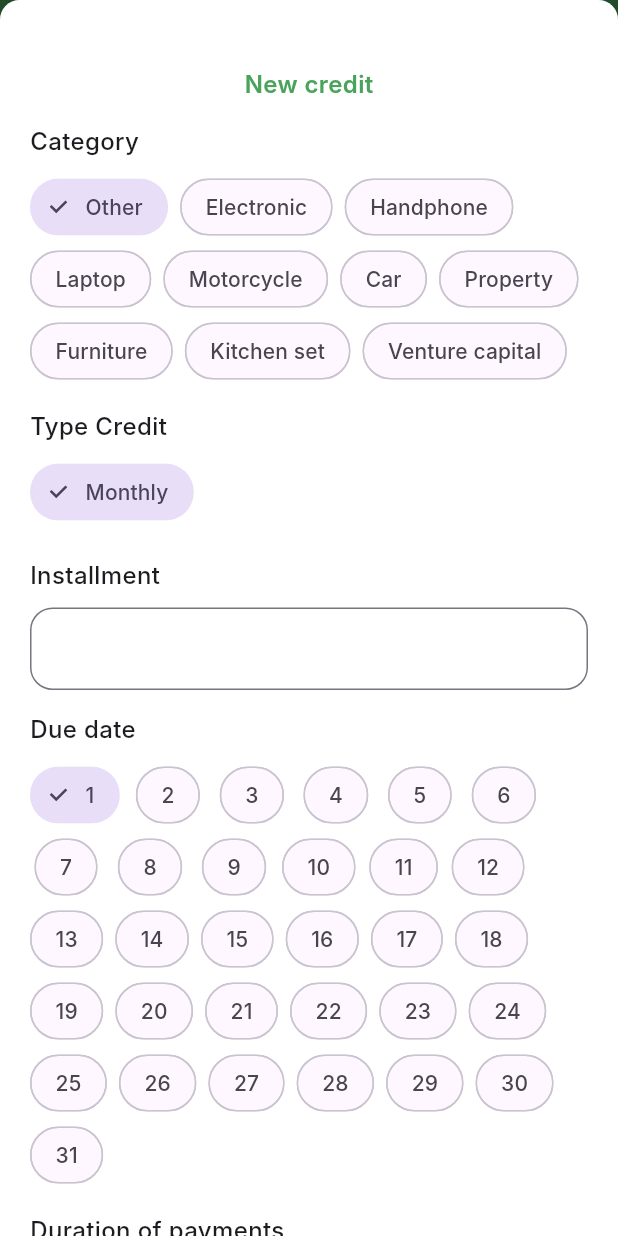
After one commit to msarifin29/budget-in, a Flutter app: the CreditPage screen opened by its route, after a tap on the "add circle outline" icon, on a phone screen of 412 x 824 dp. The commit adds this screen. Run offline on Flutter 3.47's test engine with Material 3 defaults, Android fonts, the light colour scheme and no system bars; our stand-ins replace bloc, carousel_slider, dartz, equatable, firebase_core, flutter_bloc and 3 more; accounts and stored records are empty; generated files the repository leaves out were written again; Roboto replaces fonts that are missing (Inter); project files that could hold a hidden picture were left out.

Commit message:
feat : add credit page

```diff
--- a/lib/core/config/route.dart
+++ b/lib/core/config/route.dart
@@ -1,4 +1,5 @@
 import 'package:budget_in/features/authentication/authentication.dart';
+import 'package:budget_in/features/credit/credits.dart';
 import 'package:budget_in/features/expenses/presentation/ui/expenses_ui.dart';
 import 'package:budget_in/features/expenses/presentation/ui/pages/expense_page.dart';
 import 'package:budget_in/features/incomes/incomes.dart';
@@ -18,6 +19,8 @@ class RouteName {
   static const expensePage = 'expense-page';
   // Incomes
   static const incomePage = 'income-page';
+  // Credits
+  static const creditPage = 'credit-page';
 }
 
 class AppRoute {
@@ -76,6 +79,12 @@ class AppRoute {
             return const IncomePage();
           },
         );
+      case CreditPage.routeName:
+        return MaterialPageRoute(
+          builder: (context) {
+            return const CreditPage();
+          },
+        );
 
       default:
         return MaterialPageRoute(
--- /dev/null
+++ b/lib/features/credit/credits.dart
@@ -0,0 +1 @@
+export 'presentation/ui/pages/credit_page.dart';
--- /dev/null
+++ b/lib/features/credit/presentation/ui/pages/credit_page.dart
@@ -0,0 +1,246 @@
+import 'package:budget_in/core/core.dart';
+import 'package:budget_in/features/credit/presentation/ui/widgets/card_credit_widget.dart';
+import 'package:budget_in/l10n/l10n.dart';
+import 'package:flutter/material.dart';
+
+class CreditPage extends StatelessWidget {
+  static const routeName = RouteName.creditPage;
+  const CreditPage({super.key});
+  @override
+  Widget build(BuildContext context) {
+    return Scaffold(
+      appBar: PreferredSize(
+        preferredSize: const Size(double.infinity, kToolbarHeight),
+        child: NewAppBarWidget(title: context.l10n.credit),
+      ),
+      body: Column(
+        children: [
+          CardCreditWidget(
+            total: 1000000,
+            category: context.l10n.electronic,
+            type: 'Active',
+            startDate: TimeUtil().today(monthYear, DateTime.now()),
+            endDate: TimeUtil().today(monthYear, DateTime.now()),
+            color: Colors.red,
+          ),
+        ],
+      ),
+      floatingActionButton: FloatingActionButton(
+        onPressed: () {
+          showModalBottomSheet(
+              context: context,
+              isScrollControlled: true,
+              backgroundColor: Colors.white,
+              shape: const RoundedRectangleBorder(
+                borderRadius: BorderRadius.only(
+                  topLeft: Radius.circular(13),
+                  topRight: Radius.circular(13),
+                ),
+              ),
+              builder: (context) {
+                return const NewCreditWidget();
+              });
+        },
+        tooltip: context.l10n.new_expense,
+        backgroundColor: Colors.white,
+        child: const Icon(
+          Icons.add_circle_outline,
+          color: ColorApp.green,
+          size: 40,
+        ),
+      ),
+    );
+  }
+}
+
+class NewCreditWidget extends StatefulWidget {
+  const NewCreditWidget({super.key});
+
+  @override
+  State<NewCreditWidget> createState() => _NewCreditWidgetState();
+}
+
+class _NewCreditWidgetState extends State<NewCreditWidget> {
+  final globalKey = GlobalKey<FormState>();
+  final idSelected = ValueNotifier(1);
+  final idType = ValueNotifier(1);
+  final due = ValueNotifier(1);
+  final dp = ValueNotifier(3);
+
+  final totalC = TextEditingController();
+  final durations = [3, 6, 9, 12, 18, 24, 30, 36, 48, 50, 62, 120, 240];
+  List<DateTime> months = getAllDays(DateTime.now().year, DateTime.now().month);
+
+  static List<DateTime> getAllDays(int year, int month) {
+    List<DateTime> days = [];
+    int lastDay = DateTime(year, month + 1, 0).day; // Get last day of the month
+    for (int day = 1; day <= lastDay; day++) {
+      days.add(DateTime(year, month, day));
+    }
+    return days;
+  }
+
+  @override
+  Widget build(BuildContext context) {
+    final categoryCredits = [
+      ItemChoice(1, context.l10n.other),
+      ItemChoice(2, context.l10n.electronic),
+      ItemChoice(3, 'Handphone'),
+      ItemChoice(4, 'Laptop'),
+      ItemChoice(5, context.l10n.motorcycle),
+      ItemChoice(6, context.l10n.car),
+      ItemChoice(7, context.l10n.property),
+      ItemChoice(8, context.l10n.furniture),
+      ItemChoice(9, context.l10n.kitchen_set),
+      ItemChoice(10, context.l10n.venture_capital),
+    ];
+    return SingleChildScrollView(
+      child: Container(
+        padding:
+            EdgeInsets.only(bottom: MediaQuery.of(context).viewInsets.bottom),
+        child: Padding(
+          padding: const EdgeInsets.fromLTRB(20.0, 20.0, 20.0, 0.0),
+          child: Form(
+            key: globalKey,
+            child: Column(
+              crossAxisAlignment: CrossAxisAlignment.start,
+              children: [
+                const SizedBox(height: 25),
+                Container(
+                  width: double.infinity,
+                  alignment: Alignment.center,
+                  child: Text(
+                    context.l10n.new_credit,
+                    style: context.textTheme.bodyMedium!.copyWith(
+                      fontWeight: FontWeight.w600,
+                      color: ColorApp.green,
+                    ),
+                  ),
+                ),
+                const SizedBox(height: 15),
+                Text(
+                  context.l10n.category,
+                  style: context.textTheme.bodyMedium!.copyWith(
+                    fontWeight: FontWeight.w500,
+                  ),
+                ),
+                const SizedBox(height: 8),
+                ValueListenableBuilder(
+                  valueListenable: idSelected,
+                  builder: (context, v, _) {
+                    return Wrap(
+                      spacing: 8,
+                      children: categoryCredits
+                          .map(
+                            (e) => ChoiceChip(
+                              label: Text(e.label),
+                              selected: idSelected.value == e.id,
+                              onSelected: (_) => idSelected.value = e.id,
+                              shape: RoundedRectangleBorder(
+                                borderRadius: BorderRadius.circular(25),
+                              ),
+                            ),
+                          )
+                          .toList(),
+                    );
+                  },
+                ),
+                const SizedBox(height: 15),
+                Text(
+                  context.l10n.type_x(context.l10n.credit),
+                  style: context.textTheme.bodyMedium!.copyWith(
+                    fontWeight: FontWeight.w500,
+                  ),
+                ),
+                const SizedBox(height: 8),
+                ValueListenableBuilder(
+                    valueListenable: idType,
+                    builder: (context, v, _) {
+                      return Row(
+                        children: [ItemChoice(1, context.l10n.monthly)]
+                            .map((e) => Padding(
+                                  padding: const EdgeInsets.only(right: 8),
+                                  child: ChoiceChip(
+                                    label: Text(e.label),
+                                    selected: idType.value == e.id,
+                                    onSelected: (_) => idType.value = e.id,
+                                    shape: RoundedRectangleBorder(
+                                      borderRadius: BorderRadius.circular(25),
+                                    ),
+                                  ),
+                                ))
+                            .toList(),
+                      );
+                    }),
+                const SizedBox(height: 20),
+                FormWidget(
+                  title: context.l10n.installment,
+                  hint: '',
+                  controller: totalC,
+                ),
+                const SizedBox(height: 15),
+                Text(
+                  context.l10n.due_date,
+                  style: context.textTheme.bodyMedium!.copyWith(
+                    fontWeight: FontWeight.w500,
+                  ),
+                ),
+                const SizedBox(height: 8),
+                ValueListenableBuilder(
+                    valueListenable: due,
+                    builder: (context, v, _) {
+                      return Wrap(
+                        spacing: 8,
+                        children: months
+                            .map((e) => ChoiceChip(
+                                  label: Text(e.day.toString()),
+                                  selected: due.value == e.day,
+                                  onSelected: (_) => due.value = e.day,
+                                  shape: RoundedRectangleBorder(
+                                    borderRadius: BorderRadius.circular(25),
+                                  ),
+                                ))
+                            .toList(),
+                      );
+                    }),
+                const SizedBox(height: 15),
+                Text(
+                  context.l10n.duration_payments,
+                  style: context.textTheme.bodyMedium!.copyWith(
+                    fontWeight: FontWeight.w500,
+                  ),
+                ),
+                const SizedBox(height: 8),
+                ValueListenableBuilder(
+                    valueListenable: dp,
+                    builder: (context, v, _) {
+                      return Wrap(
+                        spacing: 8,
+                        children: durations
+                            .map((e) => ChoiceChip(
+                                  label: Text(e.toString()),
+                                  selected: dp.value == e,
+                                  onSelected: (_) => dp.value = e,
+                                  shape: RoundedRectangleBorder(
+                                    borderRadius: BorderRadius.circular(25),
+                                  ),
+                                ))
+                            .toList(),
+                      );
+                    }),
+                const SizedBox(height: 30),
+                PrimaryButton(
+                  text: context.l10n.submit,
+                  onPressed: () {
+                    Navigator.pop(context);
+                  },
+                ),
+                const SizedBox(height: 20),
+              ],
+            ),
+          ),
+        ),
+      ),
+    );
+  }
+}
--- /dev/null
+++ b/lib/features/credit/presentation/ui/widgets/card_credit_widget.dart
@@ -0,0 +1,123 @@
+import 'package:budget_in/core/core.dart';
+import 'package:flutter/material.dart';
+
+class CardCreditWidget extends StatelessWidget {
+  const CardCreditWidget({
+    super.key,
+    required this.total,
+    required this.category,
+    required this.type,
+    required this.startDate,
+    required this.endDate,
+    required this.color,
+    this.onTap,
+    this.plusMin = '',
+    this.colorPlusMinus = ColorApp.green,
+  });
+  final int total;
+  final String category;
+  final String type;
+  final String startDate;
+  final String endDate;
+  final Color color;
+  final VoidCallback? onTap;
+  final String plusMin;
+  final Color colorPlusMinus;
+  @override
+  Widget build(BuildContext context) {
+    return Card(
+      elevation: 0.5,
+      margin: const EdgeInsets.symmetric(horizontal: 15),
+      child: InkWell(
+        onTap: onTap,
+        borderRadius: BorderRadius.circular(15),
+        child: Container(
+          height: 80,
+          width: double.infinity,
+          padding: const EdgeInsets.symmetric(vertical: 10, horizontal: 20),
+          decoration: BoxDecoration(
+            borderRadius: BorderRadius.circular(15),
+            color: Colors.white,
+          ),
+          child: Column(
+            mainAxisAlignment: MainAxisAlignment.spaceBetween,
+            children: [
+              Row(
+                mainAxisAlignment: MainAxisAlignment.spaceBetween,
+                children: [
+                  RichText(
+                    text: TextSpan(
+                      text: plusMin,
+                      style: context.textTheme.bodyMedium!.copyWith(
+                          fontWeight: FontWeight.w600, color: colorPlusMinus),
+                      children: [
+                        TextSpan(
+                          text: ' Rp. ',
+                          style: context.textTheme.bodyMedium!
+                              .copyWith(color: colorPlusMinus),
+                        ),
+                        TextSpan(
+                          text: total.toString(),
+                          style: context.textTheme.bodyLarge!.copyWith(
+                              fontWeight: FontWeight.w600,
+                              color: colorPlusMinus),
+                        ),
+                      ],
+                    ),
+                  ),
+                  Container(
+                    height: 25,
+                    width: 90,
+                    alignment: Alignment.center,
+                    decoration: BoxDecoration(
+                      color: color,
+                      borderRadius: BorderRadius.circular(20),
+                    ),
+                    child: Text(
+                      type,
+                      style: context.textTheme.labelSmall!.copyWith(
+                        color: Colors.white,
+                        fontWeight: FontWeight.w600,
+                      ),
+                    ),
+                  ),
+                ],
+              ),
+              Row(
+                mainAxisAlignment: MainAxisAlignment.spaceBetween,
+                children: [
+                  Text(
+                    category,
+                    style: context.textTheme.bodyMedium!.copyWith(
+                      fontWeight: FontWeight.w500,
+                      color: ColorApp.green.withOpacity(0.5),
+                    ),
+                  ),
+                  RichText(
+                    text: TextSpan(
+                      text: startDate,
+                      style: context.textTheme.bodySmall!
+                          .copyWith(color: colorPlusMinus),
+                      children: [
+                        TextSpan(
+                          text: ' - ',
+                          style: context.textTheme.bodySmall!
+                              .copyWith(color: colorPlusMinus),
+                        ),
+                        TextSpan(
+                          text: endDate,
+                          style: context.textTheme.bodySmall!
+                              .copyWith(color: colorPlusMinus),
+                        ),
+                      ],
+                    ),
+                  ),
+                ],
+              ),
+            ],
+          ),
+        ),
+      ),
+    );
+  }
+}
--- a/lib/features/expenses/presentation/ui/pages/dashboard_page.dart
+++ b/lib/features/expenses/presentation/ui/pages/dashboard_page.dart
@@ -145,7 +145,9 @@ class DashboardPage extends StatelessWidget {
                           image: SvgName.creditSync,
                           title: context.l10n.credit,
                           colorFilter: ColorApp.red,
-                          onPressed: () {},
+                          onPressed: () {
+                            Navigator.pushNamed(context, RouteName.creditPage);
+                          },
                         ),
                       ],
                     ),
--- a/lib/l10n/arb/app_en.arb
+++ b/lib/l10n/arb/app_en.arb
@@ -77,5 +77,13 @@
     "payment": "Payment",
     "completed": "Completed",
     "pay_now": "Pay now",
-    "st": "{v} st"
+    "st": "{v} st",
+    "electronic": "Electronic",
+    "motorcycle": "Motorcycle",
+    "car": "Car",
+    "property": "Property",
+    "furniture": "Furniture",
+    "kitchen_set": "Kitchen set",
+    "venture_capital": "Venture capital",
+    "monthly": "Monthly"
 }
--- a/lib/l10n/arb/app_id.arb
+++ b/lib/l10n/arb/app_id.arb
@@ -77,5 +77,13 @@
   "payment": "Pembayaran",
   "completed": "Selesai",
   "pay_now": "Bayar sekarang",
-  "st": "ke {v}"
+  "st": "ke {v}",
+  "electronic": "Elektronik",
+  "motorcycle": "Sepeda motor",
+  "car": "Mobil",
+  "property": "Properti",
+  "furniture": "Perabotan",
+  "kitchen_set": "Peralatan dapur",
+  "venture_capital": "Modal usaha",
+  "monthly": "Bulanan"
 }
```
